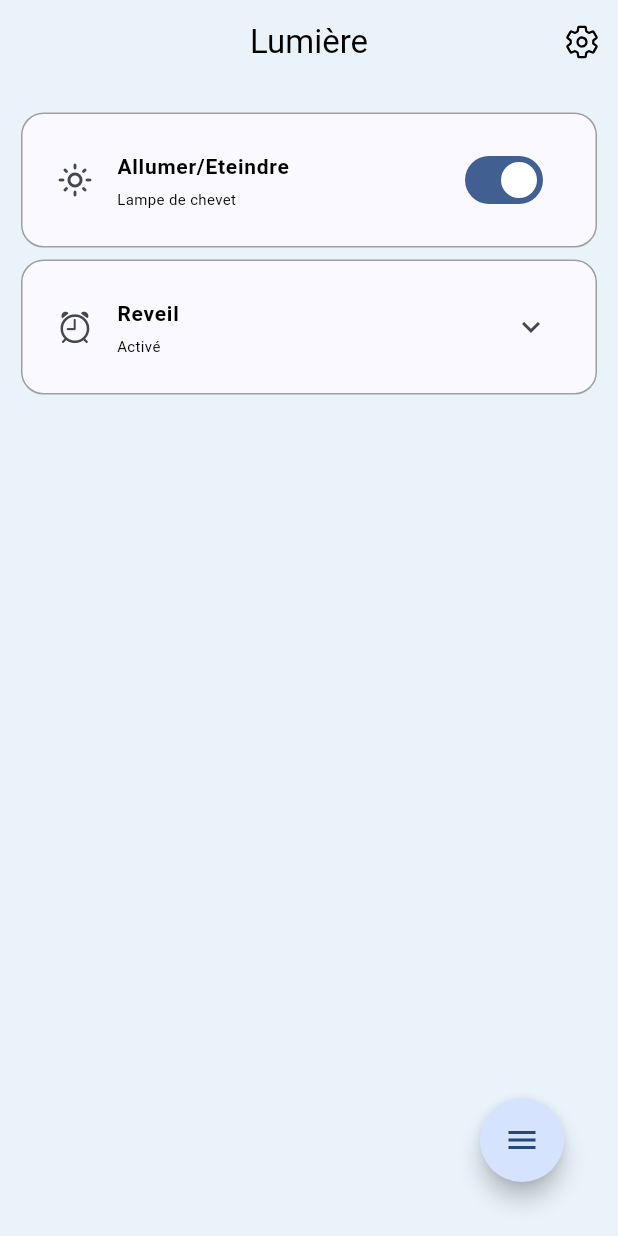
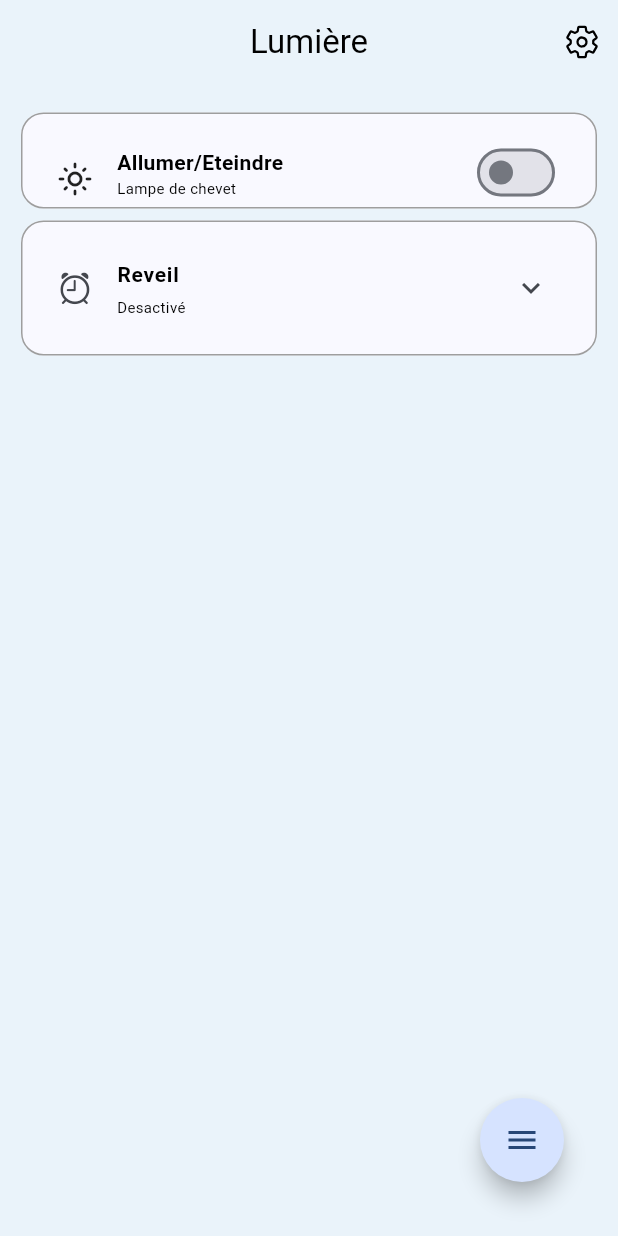
Before and after one commit to AymericROUVRAIS/lumiere, a Flutter app: the screen it shows after launch, on a phone screen of 412 x 824 dp. Run offline on Flutter 3.47's test engine with Material 3 defaults, Android fonts, the phone set to English and light mode, and no system bars; drawn by our look-alikes of flutter_speed_dial; our stand-ins replace ionicons, toggle_switch; missing offline and left inert: interactive_slider.

Commit message:
Added custom widget for light control
Removed unnecessary files, due to the integration of the widget. And correct packages for the widget

```diff
--- /dev/null
+++ b/lib/components/switch_expansion_tile.dart
@@ -0,0 +1,153 @@
+import 'package:flutter/material.dart';
+import 'package:lumiere/theme/theme.dart'; // for text styling
+import 'package:interactive_slider/interactive_slider.dart';
+
+// Adaptation of MainCard to have a working slider
+class SwitchControlledExpansionTile extends StatefulWidget {
+  final IconData icon;
+  final VoidCallback onTap;
+  final String leadingLabel;
+  final String subLabel;
+  final double sliderValue; // parameter from parent
+  final ValueChanged<double>? onSliderValueChanged;
+
+  const SwitchControlledExpansionTile({
+    super.key,
+    required this.icon,
+    required this.onTap,
+    required this.leadingLabel,
+    required this.subLabel,
+    this.sliderValue = 50,
+    this.onSliderValueChanged,
+  });
+
+  @override
+  State<SwitchControlledExpansionTile> createState() =>
+      SwitchControlledExpansionTileState();
+}
+
+class SwitchControlledExpansionTileState
+    extends State<SwitchControlledExpansionTile> {
+  bool isExpanded = false; // control expansion
+  bool switchValue = false; // control switch state
+  late double _sliderValue; // value of the slider
+  late InteractiveSliderController _controller; // controller for the slider
+
+  @override
+  void initState() {
+    super.initState();
+    _sliderValue = widget.sliderValue;
+    _controller = InteractiveSliderController(_sliderValue / 100);
+  }
+
+  @override
+  Widget build(BuildContext context) {
+    return Padding(
+      padding: const EdgeInsets.symmetric(horizontal: 10.0),
+      child: Card.outlined(
+        color: Theme.of(context).cardColor,
+        shape: RoundedRectangleBorder(
+          side: const BorderSide(color: Colors.grey, width: 1.0),
+          borderRadius: BorderRadius.circular(15),
+        ), // customize card border
+        child: Padding(
+          padding: const EdgeInsets.fromLTRB(8.0, 8.0, 8.0, 0.0),
+          child: Column(
+            children: [
+              GestureDetector(
+                behavior: HitTestBehavior.opaque,
+                onTap: () {},
+                child: Container(
+                  padding: EdgeInsets.fromLTRB(16.0, 8.0, 16.0, 0.0),
+                  color: Colors.transparent,
+                  child: Row(
+                    children: [
+                      Padding(
+                        // Center Icon to Text
+                        padding: const EdgeInsets.only(top: 8.0),
+                        child: Icon(
+                          widget.icon,
+                          color: Theme.of(context).iconTheme.color,
+                        ),
+                      ),
+                      Expanded(
+                        child: Padding(
+                          padding: const EdgeInsets.symmetric(
+                            horizontal: 16.0,
+                            vertical: 5.0,
+                          ),
+                          child: Column(
+                            crossAxisAlignment: CrossAxisAlignment.start,
+                            children: [
+                              Text(
+                                widget.leadingLabel,
+                                style: leadingTextStyle(context),
+                              ),
+                              SizedBox(width: 4.0),
+                              Text(
+                                widget.subLabel,
+                                style: subTextStyle(context),
+                              ),
+                            ],
+                          ), // for the texts
+                        ),
+                      ),
+                      Switch(
+                        value: switchValue,
+                        onChanged: (value) {
+                          setState(() {
+                            switchValue = value;
+                            isExpanded = value; // control expansion
+                          });
+                        },
+                      ),
+                    ],
+                  ),
+                ),
+              ),
+              // Children
+              AnimatedCrossFade(
+                firstChild: Container(),
+                secondChild: Column(
+                  children: [
+                    ListTile(
+                      contentPadding: EdgeInsets.zero, // remove default padding
+                      title: InteractiveSlider(
+                        controller: _controller,
+                        padding: EdgeInsets.symmetric(horizontal: 10.0),
+                        unfocusedMargin: EdgeInsets.symmetric(horizontal: 10.0),
+                        foregroundColor: Theme.of(
+                          context,
+                        ).sliderTheme.activeTrackColor,
+                        min: 0.0,
+                        max: 100.0,
+                        initialProgress: _sliderValue,
+                        // This callback runs repeatedly for every update
+                        onChanged: (value) {
+                          setState(() {
+                            _sliderValue = value;
+                          });
+                          if (widget.onSliderValueChanged != null) {
+                            widget.onSliderValueChanged!(
+                              value,
+                            ); // notify parent
+                          }
+                        },
+                        // This callback runs once when the user finishes updating the slider
+                        onProgressUpdated: (value) {},
+                      ),
+                    ),
+                  ],
+                ),
+                crossFadeState: isExpanded
+                    ? CrossFadeState.showSecond
+                    : CrossFadeState.showFirst,
+                duration: Duration(milliseconds: 200),
+              ),
+            ],
+          ),
+        ),
+      ),
+    );
+  }
+}
--- a/lib/components/toggle_switch.dart
+++ /dev/null
@@ -1,24 +0,0 @@
-import 'package:flutter/material.dart';
-
-class ToggleSwitch extends StatefulWidget {
-  const ToggleSwitch({super.key});
-
-  @override
-  State<ToggleSwitch> createState() => _ToggleSwitchState();
-}
-
-class _ToggleSwitchState extends State<ToggleSwitch> {
-  bool light = true;
-
-  @override
-  Widget build(BuildContext context) {
-    return Switch(
-      value: light, // this bool value toggles the switch.
-      onChanged: (bool value) {
-        setState(() {
-          light = value;
-        });
-      },
-    );
-  }
-}
--- a/lib/screens/homepage.dart
+++ b/lib/screens/homepage.dart
@@ -1,11 +1,10 @@
 import 'package:flutter/material.dart';
 import 'package:ionicons/ionicons.dart'; // better icons
 import 'package:flutter/cupertino.dart'; // ios style
-import 'package:filling_slider/filling_slider.dart'; // ios like slider integration
 import 'package:flutter_speed_dial/flutter_speed_dial.dart'; // better fab
 // Custom widgets for the project
 import 'package:lumiere/components/main_card.dart';
-import 'package:lumiere/components/toggle_switch.dart';
+import 'package:lumiere/components/switch_expansion_tile.dart';
 import 'package:lumiere/functions/show_time_picker.dart';
 import 'package:lumiere/functions/alarm_dialog.dart';
 
@@ -18,51 +17,14 @@ class HomePage extends StatefulWidget {
 
 class _HomePageState extends State<HomePage> {
   TimeOfDay? selectedTime; // time selected to create alarm
+  double lightValue = 50; // light slider value
+  List<ListTile> alarmChild = [];
 
   @override
   Widget build(BuildContext context) {
-    final displayTime = selectedTime != null
-        ? selectedTime!.format(context)
-        : 'No time selected';
-    // final Platform i;
+    late bool isExpanded = false; // control expansion
     // late bool card1Expanded = true;
     // late bool card2Expanded = true;
-    late double lightValue = 50;
-
-    late List<ListTile> lightStateChild = [
-      ListTile(
-        title: FillingSlider(
-          direction: FillingSliderDirection.horizontal,
-          height: 40.0,
-          fillColor:
-              Theme.of(context).sliderTheme.activeTrackColor ??
-              Theme.of(context).colorScheme.primary,
-          color:
-              Theme.of(context).sliderTheme.activeTrackColor ??
-              Theme.of(context).colorScheme.secondary,
-        ),
-      ),
-      ListTile(
-        title: SliderTheme(
-          data: SliderTheme.of(context).copyWith(
-            trackHeight: 20, // Makes the bar thicker
-            thumbColor: Colors.blue,
-            trackShape: RoundedRectSliderTrackShape(),
-          ),
-          child: Slider(
-            min: 0,
-            max: 100,
-            value: lightValue,
-            onChanged: (value) {
-              setState(() {
-                lightValue = value;
-              });
-            },
-          ),
-        ),
-      ),
-    ]; // only a slider (filling slider)
-    late List<ListTile> alarmChild = [];
 
     return Scaffold(
       appBar: AppBar(
@@ -75,7 +37,7 @@ class _HomePageState extends State<HomePage> {
               Navigator.pushNamed(context, '/settingspage');
             },
           ),
-        ],
+        ], // Settings button
       ),
       floatingActionButton: Padding(
         padding: const EdgeInsets.all(20.0),
@@ -115,17 +77,20 @@ class _HomePageState extends State<HomePage> {
         child: Column(
           children: [
             const SizedBox(height: 15.0),
-            MainCard(
+            SwitchControlledExpansionTile(
               icon: Icons.light_mode_outlined,
               onTap: () {},
               leadingLabel: 'Allumer/Eteindre',
               subLabel: 'Lampe de chevet',
-              end: ToggleSwitch(),
-              expansionChild: lightStateChild,
+              onSliderValueChanged: (value) {
+                setState(() {
+                  lightValue = value;
+                });
+              },
             ),
             MainCard(
               leadingLabel: 'Reveil',
-              subLabel: 'Activé',
+              subLabel: 'Desactivé',
               icon: CupertinoIcons.alarm,
               onTap: () {},
               expansionChild: alarmChild,
--- a/pubspec.yaml
+++ b/pubspec.yaml
@@ -17,7 +17,7 @@ dependencies:
   font_awesome_flutter: ^10.8.0
   flutter_launcher_icons: ^0.14.4
   flutter_time_picker_spinner: ^2.0.0
-  filling_slider: ^0.0.3
+  interactive_slider: ^0.5.1
 
 
 
```
Also changed, not shown: pubspec.lock.
